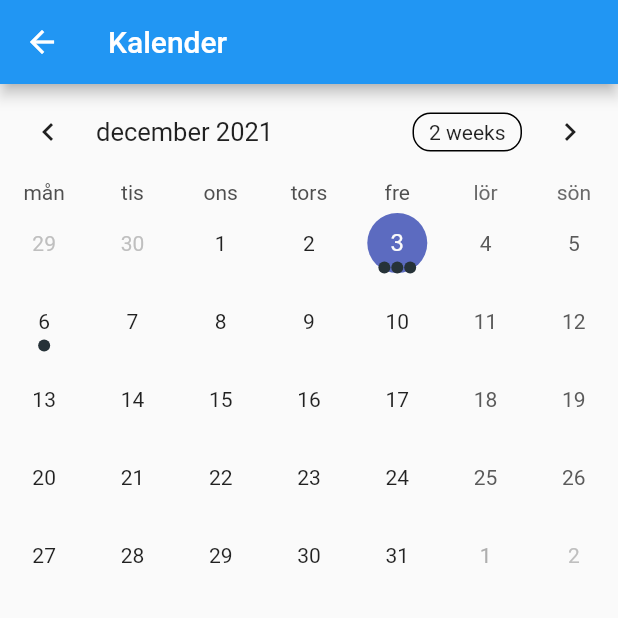
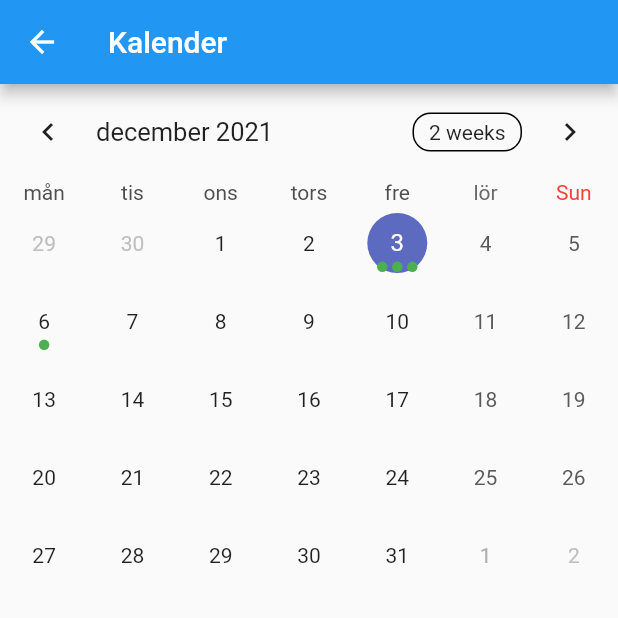
Before and after one commit to Josk95/Flutter-Firebase-AuthProject, a Flutter app: the Calendar screen opened directly, on a phone screen of 412 x 824 dp, the top half of it. Run offline on Flutter 3.47's test engine with Material 2 defaults, Android fonts, the phone set to English and light mode, and no system bars; drawn by our look-alikes of table_calendar; our stand-ins replace firebase_auth, firebase_core, flutter_spinkit; accounts and stored records are empty.

Commit message:
Added some styling

```diff
--- a/lib/screens/home/calendar.dart
+++ b/lib/screens/home/calendar.dart
@@ -38,6 +38,15 @@ class _CalendarState extends State<Calendar> {
             .eventList[date] ??
         [];
     //return selectedEvents[date] ?? [];
+  }
+
+  //Change colors of dots.
+  Color? dotColor() {
+    var color;
+    _getEventsfromDay(_selectedDay).map((event) => {
+          if (event.isBooked) {color = Colors.red} else {color = Colors.green}
+        });
+    return color;
   }
 
   @override
@@ -134,6 +143,31 @@ class _CalendarState extends State<Calendar> {
         // No need to call `setState()` here
         _focusedDay = focusedDay;
       },
+      calendarBuilders: CalendarBuilders(
+        dowBuilder: (context, day) {
+          if (day.weekday == DateTime.sunday) {
+            final text = DateFormat.E().format(day);
+            return Center(
+              child: Text(
+                text,
+                style: TextStyle(color: Colors.red),
+              ),
+            );
+          }
+        },
+        singleMarkerBuilder: (context, day, Event selectedEvents) {
+          return Container(
+            decoration: BoxDecoration(
+                shape: BoxShape.circle,
+                color: selectedEvents.isBooked
+                    ? Colors.red
+                    : Colors.green), //Change color
+            width: 7.0,
+            height: 7.0,
+            margin: const EdgeInsets.symmetric(horizontal: 1.5),
+          );
+        },
+      ),
     );
   }
 }
```
